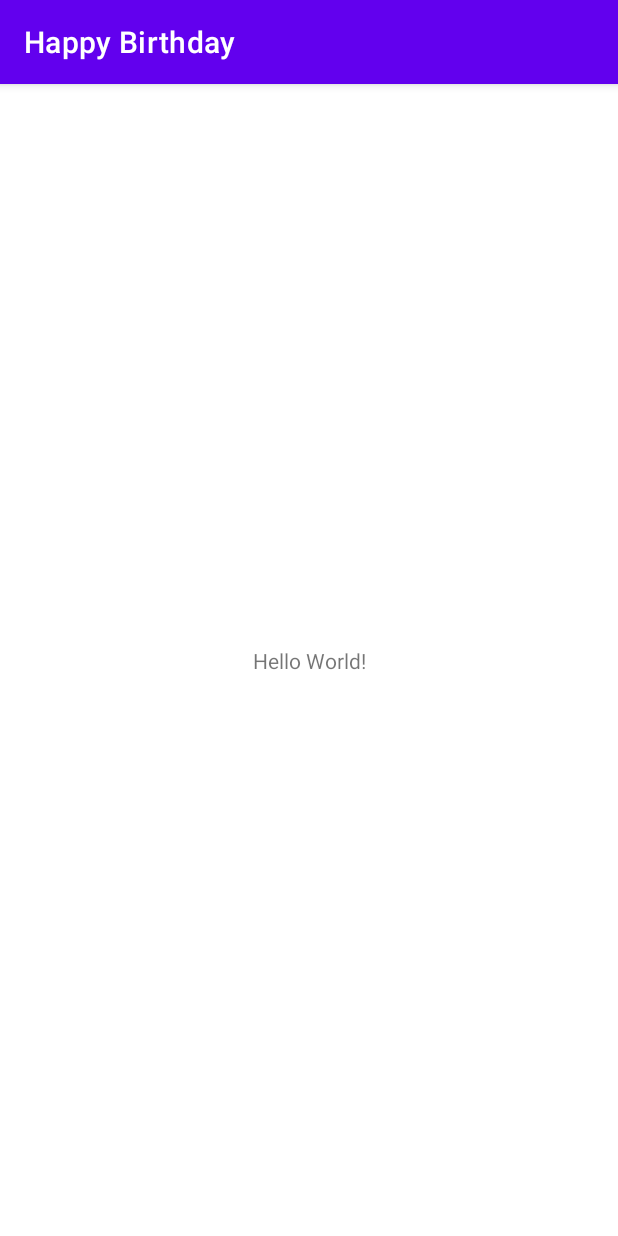
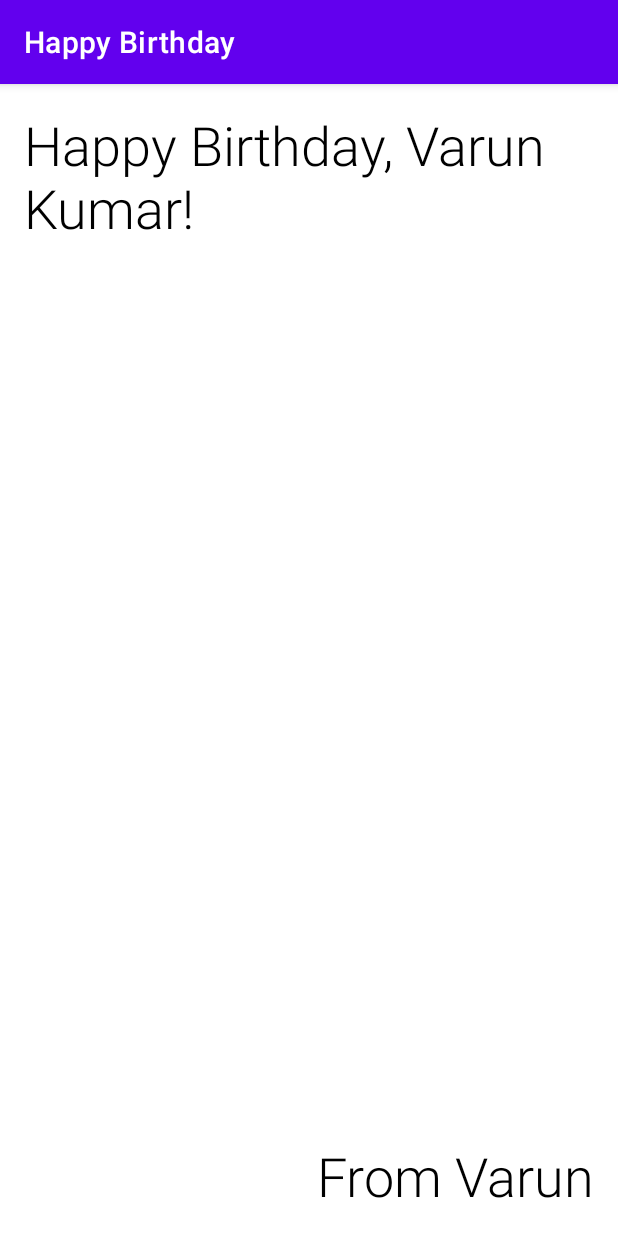
Before and after one commit to varunjha089/Happy-Birthday, an Android app: the screen it shows after launch (MainActivity), on a phone screen of 412 x 824 dp. Run offline under Robolectric (Android 15) with nearby library versions, the phone set to English and light mode, and no system bars.

Commit message:
Basics of Happy birthday app completed. Add Image codelab is implemented.

```diff
--- a/app/src/main/res/layout/activity_main.xml
+++ b/app/src/main/res/layout/activity_main.xml
@@ -7,12 +7,28 @@
     tools:context=".MainActivity">
 
     <TextView
+        android:id="@+id/textView"
         android:layout_width="wrap_content"
         android:layout_height="wrap_content"
-        android:text="Hello World!"
-        app:layout_constraintBottom_toBottomOf="parent"
-        app:layout_constraintLeft_toLeftOf="parent"
-        app:layout_constraintRight_toRightOf="parent"
+        android:layout_marginStart="16dp"
+        android:layout_marginTop="16dp"
+        android:fontFamily="sans-serif-light"
+        android:text="@string/happy_birthday"
+        android:textColor="@android:color/black"
+        android:textSize="36sp"
+        app:layout_constraintStart_toStartOf="parent"
         app:layout_constraintTop_toTopOf="parent" />
 
+    <TextView
+        android:id="@+id/textView2"
+        android:layout_width="wrap_content"
+        android:layout_height="wrap_content"
+        android:layout_marginEnd="16dp"
+        android:layout_marginBottom="16dp"
+        android:fontFamily="sans-serif-light"
+        android:text="@string/from_varun"
+        android:textColor="@android:color/black"
+        android:textSize="36sp"
+        app:layout_constraintBottom_toBottomOf="parent"
+        app:layout_constraintEnd_toEndOf="parent" />
 </androidx.constraintlayout.widget.ConstraintLayout>
--- a/app/src/main/res/values/strings.xml
+++ b/app/src/main/res/values/strings.xml
@@ -1,3 +1,5 @@
 <resources>
     <string name="app_name">Happy Birthday</string>
+    <string name="happy_birthday">Happy Birthday, Varun Kumar!</string>
+    <string name="from_varun">From Varun</string>
 </resources>
```
